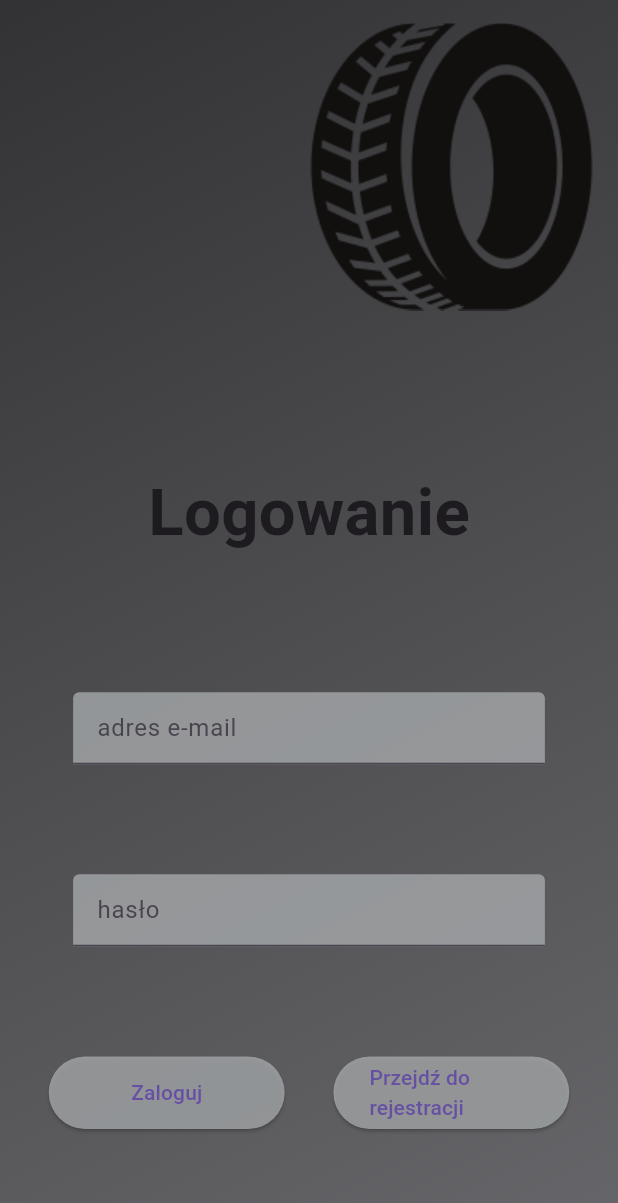
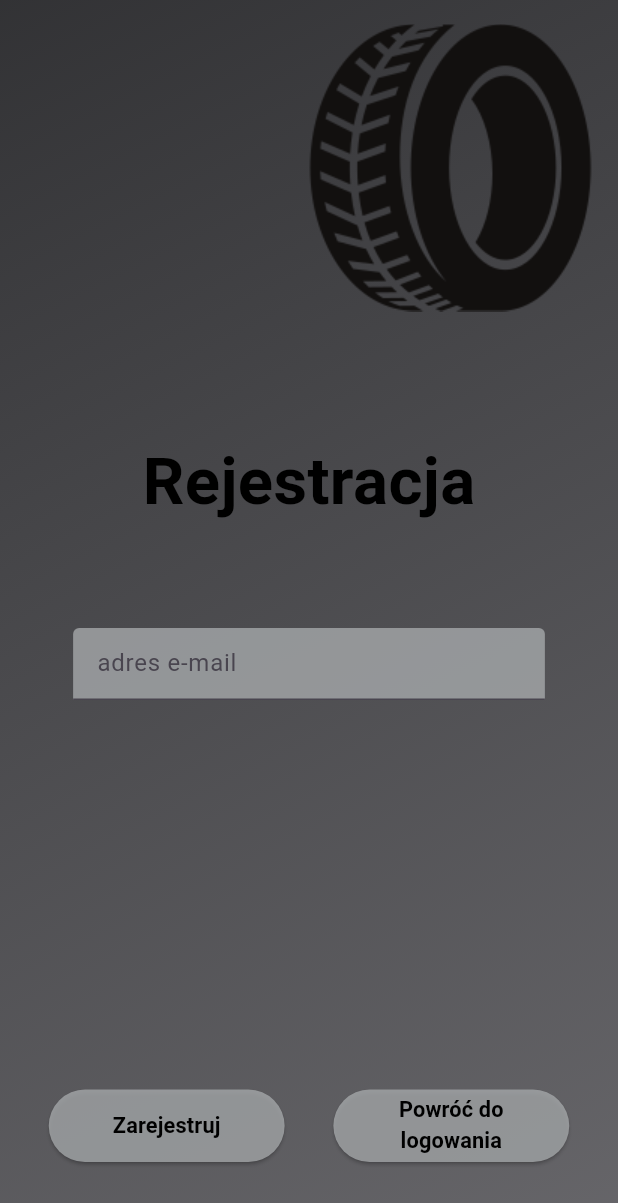
Before and after one commit to JKlm95/MrTire, a Flutter app: the screen it shows after launch, after a tap on "Przejdź do rejestracji", on a phone screen of 412 x 824 dp. Shown: the top 1203 px of the screen. Run offline on Flutter 3.47's test engine with Material 2 defaults, Android fonts, the phone set to English and light mode, and no system bars; our stand-ins replace flutter_screenutil.

Commit message:
Added RegistrationScreen and loading screen

```diff
--- a/lib/main.dart
+++ b/lib/main.dart
@@ -1,4 +1,6 @@
+import 'package:first_project/ui/screens/first_screen.dart';
 import 'package:first_project/ui/screens/login_screen.dart';
+import 'package:first_project/ui/screens/registration_screen.dart';
 import 'package:flutter/material.dart';
 import 'package:flutter_screenutil/flutter_screenutil.dart';
 
--- /dev/null
+++ b/lib/ui/screens/first_screen.dart
@@ -0,0 +1,29 @@
+import 'package:first_project/ui/custom_scaffold.dart';
+import 'package:flutter/material.dart';
+import 'package:flutter_screenutil/flutter_screenutil.dart';
+
+class FirstScreen extends StatelessWidget{
+  const FirstScreen({super.key});
+
+  @override
+  Widget build(BuildContext context) {
+    return CustomScaffold(
+        body: SafeArea(
+            child: Column(
+              mainAxisAlignment: MainAxisAlignment.center,
+              children: [
+                const Expanded(child: SizedBox()),
+                Container(
+                  child: Image.asset('assets/tire.png', width: 200.w, height: 200.h,),
+                ),
+                const Expanded(child: SizedBox()),
+                Container(
+                  child: Text('Welcome in \n Mr. Tire App', style: TextStyle(color: Colors.black, fontWeight: FontWeight.bold, fontSize: 40.sp,),textAlign: TextAlign.center,)
+                ),
+                const Expanded(child: SizedBox()),
+              ],
+            )
+        ),
+    );
+  }
+}
--- a/lib/ui/screens/login_screen.dart
+++ b/lib/ui/screens/login_screen.dart
@@ -1,4 +1,5 @@
 import 'package:first_project/ui/custom_scaffold.dart';
+import 'package:first_project/ui/screens/registration_screen.dart';
 import 'package:flutter/material.dart';
 import 'package:flutter_screenutil/flutter_screenutil.dart';
 
@@ -15,7 +16,11 @@ class _LoginScreenState extends State<LoginScreen> {
 
   @override
   Widget build(BuildContext context) {
-    return CustomScaffold(
+    return GestureDetector(
+      onTap: () {
+        FocusScope.of(context).unfocus();
+      },
+      child: CustomScaffold(
         body: SafeArea(
           child: Column(
             mainAxisAlignment: MainAxisAlignment.end,
@@ -24,9 +29,9 @@ class _LoginScreenState extends State<LoginScreen> {
                 alignment: AlignmentDirectional.centerEnd,
                 width: MediaQuery.of(context).size.width,
                 padding: const EdgeInsets.all(15),
-              child: Image.asset('assets/tire.png'),
+                child: Image.asset('assets/tire.png', height: 200.r, width: 200.r,),
               ),
-            Expanded(child: (SizedBox())),
+              const Expanded(child: (SizedBox())),
               Container(
                 alignment: Alignment.center,
                 height: 100.h,
@@ -34,14 +39,18 @@ class _LoginScreenState extends State<LoginScreen> {
                 //color: Colors.green,
                 child:
                 Text('Logowanie',
-                  style: TextStyle(fontSize: 45.sp, fontWeight: FontWeight.bold)),
+                    style: TextStyle(
+                        fontSize: 45.sp,
+                        fontWeight: FontWeight.bold,
+                        color: Colors.black)),
               ),
               Expanded(child: (SizedBox())),
               Container(
+                padding: EdgeInsets.only(bottom: 5),
                 height: 50,
                 width: 300.w,
                 //color: Colors.blue,
-              child: TextField(
+                child: const TextField(
                   decoration: InputDecoration(
                     hintText: 'adres e-mail',
                     filled: true,
@@ -49,12 +58,14 @@ class _LoginScreenState extends State<LoginScreen> {
                   ),
                 ),
               ),
-            Expanded(child: (SizedBox())),
+              const Expanded(child: (SizedBox())),
               Container(
+                padding: EdgeInsets.only(bottom: 5),
                 height: 50,
                 width: 300.w,
                 //color: Colors.pink,
-              child: TextField(
+                child: const TextField(
+                  obscureText: true,
                   decoration: InputDecoration(
                     hintText: 'hasło',
                       filled: true,
@@ -62,45 +73,63 @@ class _LoginScreenState extends State<LoginScreen> {
                   ),
                 ),
               ),
-            Expanded(child: (SizedBox())),
+              const Expanded(child: (SizedBox())),
               Row(
-              mainAxisAlignment: MainAxisAlignment.center,
                 children: [
-                Expanded(child: (SizedBox())),
+                  const Expanded(child: (SizedBox())),
                   Container(
                     height: 50.h,
                     width: 150.w,
                     child: ElevatedButton(
                       style: ButtonStyle(
                         backgroundColor: MaterialStateProperty.all<Color>(
-                        Color.fromRGBO(165, 168, 170, 0.8),
+                          const Color.fromRGBO(165, 168, 170, 0.8),
                         ),
                       ),
-                    onPressed: () {print('Zaloguj');},
-                    child: Text('Zaloguj'),
+                      onPressed: () {print('Zaloguj');
+                        },
+                      child: Text('Zaloguj',
+                        textAlign: TextAlign.center,
+                        style: TextStyle(
+                            color: Colors.black,
+                            fontWeight: FontWeight.bold,
+                            fontSize: 15.sp),
                       ),
                     ),
-                Expanded(child: (SizedBox())),
+                  ),
+                  const Expanded(child: (SizedBox())),
                   Container(
                     height: 50.h,
                     width: 150.w,
                     child: ElevatedButton(
                       style: ButtonStyle(
                         backgroundColor: MaterialStateProperty.all<Color>(
-                          Color.fromRGBO(165, 168, 170, 0.8),
+                            const Color.fromRGBO(165, 168, 170, 0.8),
                         ),
                       ),
-                    onPressed: (){print('Zarejestruj');},
-                    child: Text('Przejdź do rejestracji'),
+                      onPressed: () {
+                        Navigator.push(
+                            context,
+                            MaterialPageRoute(builder: (context) => RegistrationScreen())
+                        );
+                      },
+                      child: Text('Przejdź do rejestracji',
+                        textAlign: TextAlign.center,
+                        style: TextStyle(
+                            color: Colors.black,
+                            fontWeight: FontWeight.bold,
+                            fontSize: 15.sp),
                       ),
                     ),
-                Expanded(child: (SizedBox())),
+                  ),
+                  const Expanded(child: (SizedBox())),
                 ],
               ),
-            Expanded(child: (SizedBox())),
+              const Expanded(child: (SizedBox())),
             ],
           ),
         )
+      ),
     );
   }
 }
--- /dev/null
+++ b/lib/ui/screens/registration_screen.dart
@@ -0,0 +1,166 @@
+import 'package:first_project/ui/custom_scaffold.dart';
+import 'package:first_project/ui/screens/login_screen.dart';
+import 'package:flutter/material.dart';
+import 'package:flutter_screenutil/flutter_screenutil.dart';
+
+class RegistrationScreen extends StatefulWidget{
+  const RegistrationScreen({super.key});
+
+  @override
+
+  State<StatefulWidget> createState() => _RegistrationScreenState();
+}
+
+class _RegistrationScreenState extends State<RegistrationScreen> {
+
+
+  TextEditingController emailController = TextEditingController();
+  TextEditingController passwordController = TextEditingController();
+  TextEditingController confirmPasswordController = TextEditingController();
+
+  bool isEmailNotEmpty = false;
+
+  void _updateEmailNotEmpty(String text) {
+    setState(() {
+      isEmailNotEmpty = text.isNotEmpty;
+    });
+  }
+
+  @override
+  Widget build(BuildContext context) {
+    return GestureDetector(
+      onTap: () {
+        FocusScope.of(context).unfocus();
+      },
+      child: CustomScaffold(
+          body: SafeArea(
+            child: Column(
+              children: [
+                Container(
+                  alignment: AlignmentDirectional.centerEnd,
+                  width: MediaQuery.of(context).size.width,
+                  padding: const EdgeInsets.all(15),
+                  child: Image.asset('assets/tire.png', height: 200.r, width: 200.r,),
+                ),
+                const Expanded(child: (SizedBox())),
+                Container(
+                  padding: EdgeInsets.only(bottom: 10, top: 10),
+                  alignment: Alignment.center,
+                  height: 100.h,
+                  width: 300.w,
+                  child:
+                  Text('Rejestracja',
+                      style: TextStyle(
+                          fontSize: 45.sp,
+                          fontWeight: FontWeight.bold,
+                          color: Colors.black)),
+                ),
+                const Expanded(child: (SizedBox())),
+                Container(
+                  padding: EdgeInsets.only(bottom: 10),
+                  height: 60,
+                  width: 300.w,
+                  child: TextField(
+                    onChanged: _updateEmailNotEmpty,
+                    controller: emailController,
+                    decoration: const InputDecoration(
+                        hintText: 'adres e-mail',
+                        filled: true,
+                        fillColor: Color.fromRGBO(165, 168, 170, 0.8)
+                    ),
+                  ),
+                ),
+                const Expanded(child: (SizedBox())),
+                AnimatedOpacity(
+                  opacity: isEmailNotEmpty ? 1.0 : 0.0,
+                  duration: const Duration(milliseconds: 1000),
+                  child: Container(
+                    padding: EdgeInsets.only(bottom: 10),
+                    height: 50,
+                    width: 300.w,
+                    child: TextField(
+                      controller: passwordController,
+                      obscureText: true,
+                      decoration: const InputDecoration(
+                          hintText: 'hasło',
+                          filled: true,
+                          fillColor: Color.fromRGBO(165, 168, 170, 0.8)
+                      ),
+                    ),
+                  ),
+                ),
+                const Expanded(child: (SizedBox())),
+                AnimatedOpacity(
+                  opacity: isEmailNotEmpty ? 1.0 : 0.0,
+                  duration: const Duration(milliseconds: 1000),
+                  child: Container(
+                    padding: EdgeInsets.only(bottom: 10),
+                    height: 50,
+                    width: 300.w,
+                    child: TextField(
+                      controller: confirmPasswordController,
+                      obscureText: true,
+                      decoration: const InputDecoration(
+                          hintText: 'powtórz hasło',
+                          filled: true,
+                          fillColor: Color.fromRGBO(165, 168, 170, 0.8)
+                      ),
+                    ),
+                  ),
+                ),
+                const Expanded(child: (SizedBox())),
+                Row(
+                  children: [
+                    const Expanded(child: (SizedBox())),
+                    Container(
+                      height: 50.h,
+                      width: 150.w,
+                      child: ElevatedButton(
+                        style: ButtonStyle(
+                          backgroundColor: MaterialStateProperty.all<Color>(
+                            const Color.fromRGBO(165, 168, 170, 0.8),
+                          ),
+                        ),
+                        onPressed: (){print('Zarejestruj');},
+                        child: Text('Zarejestruj',
+                          textAlign: TextAlign.center,
+                          style: TextStyle(
+                              color: Colors.black,
+                              fontWeight: FontWeight.bold,
+                              fontSize: 15.sp),),
+                      ),
+                    ),
+                    const Expanded(child: (SizedBox())),
+                    Container(
+                      height: 50.h,
+                      width: 150.w,
+                      child: ElevatedButton(
+                          style: ButtonStyle(
+                            backgroundColor: MaterialStateProperty.all<Color>(
+                              const Color.fromRGBO(165, 168, 170, 0.8),
+                            ),
+                          ),
+                          onPressed: () {
+                            Navigator.push(
+                                context,
+                                MaterialPageRoute(
+                                    builder: (context) => const LoginScreen()));
+                          },
+                          child: Text('Powróć do logowania',
+                            textAlign: TextAlign.center,
+                            style: TextStyle(
+                                color: Colors.black,
+                                fontWeight: FontWeight.bold,
+                                fontSize: 15.sp),)),
+                    ),
+                    const Expanded(child: (SizedBox())),
+                  ],
+                ),
+                const Expanded(child: (SizedBox())),
+              ],
+            ),
+          )
+      ),
+    );
+  }
+}
```
Also changed, not shown: 2 other files. Lines whose indentation alone changed are shown as unchanged.
